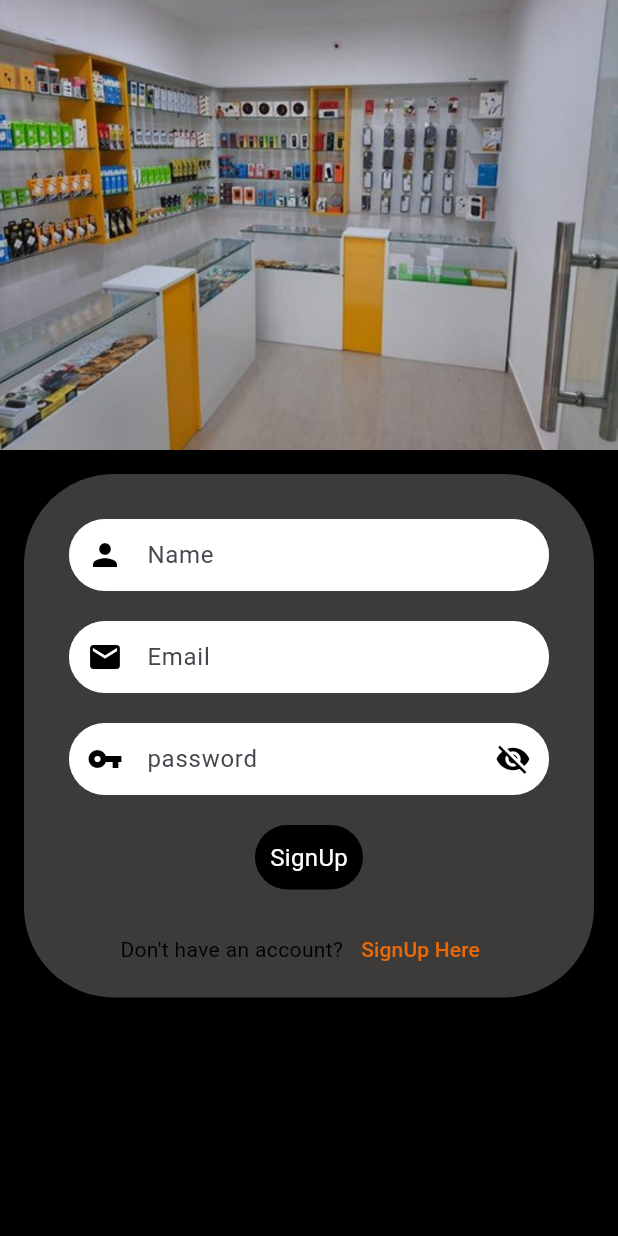
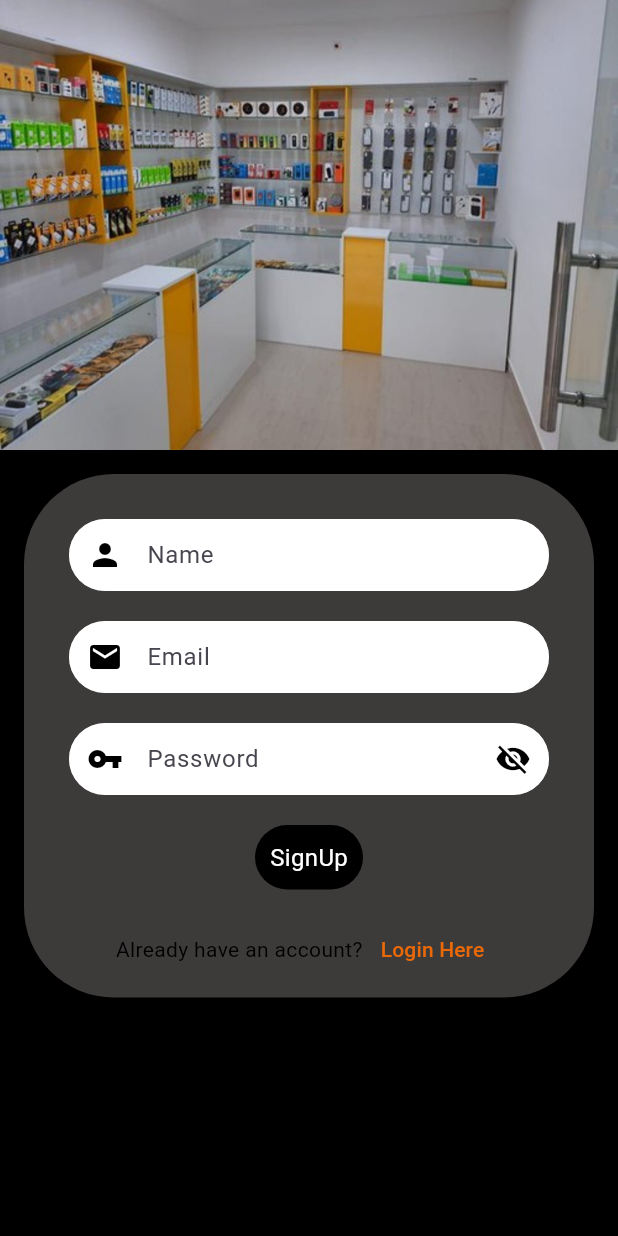
Before and after one commit to MehediHassan0111/dokan, a Flutter app: the screen it shows after launch, after a tap on "SignUp Here", on a phone screen of 412 x 824 dp. Run offline on Flutter 3.47's test engine with Material 3 defaults, Android fonts, the phone set to English and light mode, and no system bars; our stand-ins replace animated_text_kit, fluttertoast, get.

Commit message:
Refactor user authentication screens and API connection; fix typos and improve error handling

```diff
--- a/analysis_options.yaml
+++ b/analysis_options.yaml
@@ -10,10 +10,12 @@
 analyzer:
   errors:
     avoid_print: ignore
+    deprecated_member_use: ignore
     empty_catches: ignore
     non_constant_identifier_names: ignore
     sized_box_for_whitespace: ignore
     unnecessary_import: ignore
+    unused_import: ignore
     unused_local_variable: ignore
 include: package:flutter_lints/flutter.yaml
 
--- a/lib/api_cannection/api_connection.dart
+++ b/lib/api_cannection/api_connection.dart
@@ -1,9 +1,11 @@
+
+// lib/api_config.dart
 class API {
-  static const hostConnection = "http://192.168.0.103/api_dukan_store";
-  static const hostConnectionUser = "$hostConnection/user";
-  // signup user
-  static const signUp = "$hostConnection/user/signup.php";
-  static const validateEmail = "$hostConnection/user/validate_email.php";
-  // login user
+  // Replace with your actual IP address or domain
+  static const String _baseUrl = "http://192.168.0.102/api_dukan_store";
 
+  static const String signUp = "$_baseUrl/register.php";
+  static const String validateEmail = "$_baseUrl/validate_email.php";
+  static const String login = "$_baseUrl/login.php";
+  // Add other API endpoints as needed (e.g., for fetching data, updating, deleting)
 }
--- a/lib/user/authentication/login_screen.dart
+++ b/lib/user/authentication/login_screen.dart
@@ -209,7 +209,7 @@ class _LoginScreenState extends State<LoginScreen> {
                                 ),
                                 TextButton(
                                   onPressed: () {
-                                    Get.to(SingupScreen());
+                                    Get.to(SignupScreen());
                                   },
                                   child: const Text(
                                     "SignUp Here",
--- a/lib/user/authentication/model/user.dart
+++ b/lib/user/authentication/model/user.dart
@@ -1,21 +1,37 @@
+// lib/models/user_model.dart
 class User {
-  int user_id;
+  int? user_id;
   String user_name;
   String user_email;
   String user_password;
 
   User(
-    this.user_id,
     this.user_name,
     this.user_email,
-    this.user_password
+    this.user_password,
+    {this.user_id}
   );
+
+
+  factory User.fromJson(Map<String, dynamic> json) {
+    return User(
+      json['user_name'] as String,
+      json['user_email'] as String,
+      json['user_password'] as String,
+      user_id: json['user_id'] as int,
+    );
+  }
+
+
   Map<String, dynamic> toJson() {
-    return {
-      'user_id': user_id.toString(),
+    final Map<String, dynamic> data = {
       'user_name': user_name,
       'user_email': user_email,
       'user_password': user_password,
     };
+    if (user_id != null) {
+      data['user_id'] = user_id.toString();
+    }
+    return data;
   }
 }
--- a/lib/user/authentication/signup_screen.dart
+++ b/lib/user/authentication/signup_screen.dart
@@ -1,74 +1,132 @@
 import 'dart:convert';
-
 import 'package:dokan/api_cannection/api_connection.dart';
 import 'package:dokan/user/authentication/login_screen.dart';
 import 'package:dokan/user/authentication/model/user.dart';
 import 'package:flutter/material.dart';
 import 'package:fluttertoast/fluttertoast.dart';
 import 'package:get/get.dart';
-import 'package:get/get_rx/get_rx.dart';
-import 'package:get/get_state_manager/get_state_manager.dart';
-import 'package:get/instance_manager.dart';
 import 'package:http/http.dart' as http;
 
-class SingupScreen extends StatefulWidget {
-  const SingupScreen({super.key});
+class SignupScreen extends StatefulWidget {
+  const SignupScreen({super.key});
 
   @override
-  State<SingupScreen> createState() => _LoginScreenState();
+  State<SignupScreen> createState() => _SignupScreenState();
 }
 
-class _LoginScreenState extends State<SingupScreen> {
+class _SignupScreenState extends State<SignupScreen> {
   var formkey = GlobalKey<FormState>();
-  var nameController = TextEditingController();
-  var emailController = TextEditingController();
-  var passwordController = TextEditingController();
-  var isobscure = true.obs;
-  validateUserEmail() async {
+  final TextEditingController nameController = TextEditingController();
+  final TextEditingController emailController = TextEditingController();
+  final TextEditingController passwordController = TextEditingController();
+
+  var isobscure = true.obs; // Using GetX's RxBool for reactivity
+
+  Future<void> validateUserEmail() async {
     try {
-      var res = await http.post(
+      final response = await http.post(
         Uri.parse(API.validateEmail),
-        body: {"user_email": emailController.text.trim()},
+        headers: {'Content-Type': 'application/json; charset=UTF-8'},
+        body: jsonEncode({"user_email": emailController.text.trim()}),
       );
-      if (res.statusCode == 200) {
-        var resBodyofValidateEmail = jsonDecode(res.body);
-        if (resBodyofValidateEmail['emailfound'] == true) {
+
+      if (response.statusCode == 200) {
+        final resBody = jsonDecode(response.body);
+        if (resBody['emailfound'] == true) { // Check for 'emailfound' key from PHP
           Fluttertoast.showToast(
-            msg: "Email is already in someone else use. try another email.",
+            msg: "Email is already in use. Please try another email.",
+            toastLength: Toast.LENGTH_LONG,
+            gravity: ToastGravity.BOTTOM,
+            backgroundColor: Colors.redAccent,
+            textColor: Colors.white,
           );
         } else {
-          registerAndsaveUserRecord();
+          // Email is available, proceed to register
+          registerAndSaveUserRecord();
         }
+      } else {
+        Fluttertoast.showToast(
+          msg: "Failed to validate email. Server responded with status: ${response.statusCode}",
+          toastLength: Toast.LENGTH_LONG,
+          gravity: ToastGravity.BOTTOM,
+          backgroundColor: Colors.redAccent,
+          textColor: Colors.white,
+        );
+        print("Email validation HTTP Status: ${response.statusCode}");
+        print("Email validation Response Body: ${response.body}");
       }
-    } catch (e) {print(e.toString());
-      Fluttertoast.showToast(msg: e.toString());}
+    } catch (e) {
+      print("Email validation error: $e");
+      Fluttertoast.showToast(
+        msg: "Network error during email validation: $e",
+        toastLength: Toast.LENGTH_LONG,
+        gravity: ToastGravity.BOTTOM,
+        backgroundColor: Colors.redAccent,
+        textColor: Colors.white,
+      );
+    }
   }
 
-  registerAndsaveUserRecord() async {
+  Future<void> registerAndSaveUserRecord() async {
+    // Create a User object (user_id is null as it's auto-generated by DB)
     User userModel = User(
-      1,
       nameController.text.trim(),
       emailController.text.trim(),
-      passwordController.text.trim(),
+      passwordController.text.trim(), // PHP will hash this password
     );
+
     try {
-      var res = await http.post(
+      final response = await http.post(
         Uri.parse(API.signUp),
-        body: userModel.toJson(),
+        headers: {'Content-Type': 'application/json; charset=UTF-8'},
+        body: jsonEncode(userModel.toJson()), // Convert User object to JSON
       );
-      if (res.statusCode == 200) {
-        var resBodyofSignUp = jsonDecode(res.body);
-        if (resBodyofSignUp['Successfully'] == true) {
+
+      if (response.statusCode == 200) {
+        final resBody = jsonDecode(response.body);
+        if (resBody['success'] == true) { // Check for 'success' key from PHP
           Fluttertoast.showToast(
-            msg: "Congratulation,you are  singup successfully",
+            msg: "Congratulations, you are signed up successfully!",
+            toastLength: Toast.LENGTH_LONG,
+            gravity: ToastGravity.BOTTOM,
+            backgroundColor: Colors.green,
+            textColor: Colors.white,
+          );
+          // Clear text fields after successful registration
+          nameController.clear();
+          emailController.clear();
+          passwordController.clear();
+          // Navigate to login screen after successful signup
+          Get.off(() => const LoginScreen()); // Use Get.off to replace current route
+        } else {
+          Fluttertoast.showToast(
+            msg: resBody['message'] ?? "Registration failed. Please try again.",
+            toastLength: Toast.LENGTH_LONG,
+            gravity: ToastGravity.BOTTOM,
+            backgroundColor: Colors.redAccent,
+            textColor: Colors.white,
           );
         }
       } else {
-        Fluttertoast.showToast(msg: "Error Occured, try again");
+        Fluttertoast.showToast(
+          msg: "Server error during registration: ${response.statusCode}",
+          toastLength: Toast.LENGTH_LONG,
+          gravity: ToastGravity.BOTTOM,
+          backgroundColor: Colors.redAccent,
+          textColor: Colors.white,
+        );
+        print("Registration HTTP Status: ${response.statusCode}");
+        print("Registration Response Body: ${response.body}");
       }
     } catch (e) {
-      print(e.toString());
-      Fluttertoast.showToast(msg: e.toString());
+      print("Registration error: $e");
+      Fluttertoast.showToast(
+        msg: "Network error during registration: $e",
+        toastLength: Toast.LENGTH_LONG,
+        gravity: ToastGravity.BOTTOM,
+        backgroundColor: Colors.redAccent,
+        textColor: Colors.white,
+      );
     }
   }
 
@@ -87,7 +145,7 @@ class _LoginScreenState extends State<SingupScreen> {
                     width: MediaQuery.of(context).size.width,
                     height: 300,
                     child: Image.asset(
-                      "asset/images/img2.jpg",
+                      "asset/images/img2.jpg", // Ensure this path is correct
                       fit: BoxFit.cover,
                     ),
                   ),
@@ -96,12 +154,12 @@ class _LoginScreenState extends State<SingupScreen> {
                     child: Container(
                       decoration: BoxDecoration(
                         color: const Color.fromARGB(221, 70, 67, 67),
-                        borderRadius: BorderRadius.all(Radius.circular(60)),
+                        borderRadius: const BorderRadius.all(Radius.circular(60)),
                         boxShadow: [
                           BoxShadow(
-                            color: Colors.black,
+                            color: Colors.black.withOpacity(0.5), // Adjusted shadow color
                             blurRadius: 8,
-                            offset: Offset(0, -3),
+                            offset: const Offset(0, -3),
                           ),
                         ],
                       ),
@@ -115,91 +173,67 @@ class _LoginScreenState extends State<SingupScreen> {
                                 children: [
                                   TextFormField(
                                     controller: nameController,
-                                    validator:
-                                        (value) =>
-                                            value == ""
-                                                ? "please write name"
-                                                : null,
+                                    validator: (value) =>
+                                        value == null || value.trim().isEmpty
+                                            ? "Please write your name"
+                                            : null,
                                     decoration: InputDecoration(
-                                      prefixIcon: Icon(
-                                        Icons.person,
-                                        color: Colors.black,
-                                      ),
+                                      prefixIcon: const Icon(Icons.person, color: Colors.black),
                                       hintText: "Name",
                                       border: OutlineInputBorder(
                                         borderRadius: BorderRadius.circular(30),
-                                        borderSide: const BorderSide(
-                                          color: Colors.white60,
-                                        ),
+                                        borderSide: const BorderSide(color: Colors.white60),
                                       ),
                                       enabledBorder: OutlineInputBorder(
                                         borderRadius: BorderRadius.circular(30),
-                                        borderSide: const BorderSide(
-                                          color: Colors.white60,
-                                        ),
+                                        borderSide: const BorderSide(color: Colors.white60),
                                       ),
                                       focusedBorder: OutlineInputBorder(
                                         borderRadius: BorderRadius.circular(30),
-                                        borderSide: const BorderSide(
-                                          color: Colors.white60,
-                                        ),
+                                        borderSide: const BorderSide(color: Colors.white60),
                                       ),
                                       disabledBorder: OutlineInputBorder(
                                         borderRadius: BorderRadius.circular(30),
-                                        borderSide: const BorderSide(
-                                          color: Colors.white60,
-                                        ),
+                                        borderSide: const BorderSide(color: Colors.white60),
                                       ),
-                                      contentPadding: EdgeInsets.symmetric(
-                                        horizontal: 14,
-                                        vertical: 6,
-                                      ),
+                                      contentPadding: const EdgeInsets.symmetric(horizontal: 14, vertical: 6),
                                       fillColor: Colors.white,
                                       filled: true,
                                     ),
                                   ),
-                                  SizedBox(height: 20),
+                                  const SizedBox(height: 20),
                                   TextFormField(
                                     controller: emailController,
-                                    validator:
-                                        (value) =>
-                                            value == ""
-                                                ? "please write email"
-                                                : null,
+                                    keyboardType: TextInputType.emailAddress,
+                                    validator: (value) {
+                                      if (value == null || value.trim().isEmpty) {
+                                        return "Please write your email";
+                                      }
+                                      if (!GetUtils.isEmail(value.trim())) { // Using GetX for email validation
+                                        return "Please enter a valid email";
+                                      }
+                                      return null;
+                                    },
                                     decoration: InputDecoration(
-                                      prefixIcon: Icon(
-                                        Icons.email,
-                                        color: Colors.black,
-                                      ),
+                                      prefixIcon: const Icon(Icons.email, color: Colors.black),
                                       hintText: "Email",
                                       border: OutlineInputBorder(
                                         borderRadius: BorderRadius.circular(30),
-                                        borderSide: const BorderSide(
-                                          color: Colors.white60,
-                                        ),
+                                        borderSide: const BorderSide(color: Colors.white60),
                                       ),
                                       enabledBorder: OutlineInputBorder(
                                         borderRadius: BorderRadius.circular(30),
-                                        borderSide: const BorderSide(
-                                          color: Colors.white60,
-                                        ),
+                                        borderSide: const BorderSide(color: Colors.white60),
                                       ),
                                       focusedBorder: OutlineInputBorder(
                                         borderRadius: BorderRadius.circular(30),
-                                        borderSide: const BorderSide(
-                                          color: Colors.white60,
-                                        ),
+                                        borderSide: const BorderSide(color: Colors.white60),
                                       ),
                                       disabledBorder: OutlineInputBorder(
                                         borderRadius: BorderRadius.circular(30),
-                                        borderSide: const BorderSide(
-                                          color: Colors.white60,
-                                        ),
+                                        borderSide: const BorderSide(color: Colors.white60),
                                       ),
-                                      contentPadding: EdgeInsets.symmetric(
-                                        horizontal: 14,
-                                        vertical: 6,
-                                      ),
+                                      contentPadding: const EdgeInsets.symmetric(horizontal: 14, vertical: 6),
                                       fillColor: Colors.white,
                                       filled: true,
                                     ),
@@ -209,67 +243,39 @@ class _LoginScreenState extends State<SingupScreen> {
                                     () => TextFormField(
                                       controller: passwordController,
                                       obscureText: isobscure.value,
-                                      validator:
-                                          (value) =>
-                                              value == ""
-                                                  ? "please wreite email"
-                                                  : null,
+                                      validator: (value) =>
+                                          value == null || value.trim().isEmpty
+                                              ? "Please write your password"
+                                              : null,
                                       decoration: InputDecoration(
-                                        prefixIcon: Icon(
-                                          Icons.vpn_key_sharp,
-                                          color: Colors.black,
-                                        ),
-                                        suffixIcon: Obx(
-                                          () => GestureDetector(
-                                            onTap: () {
-                                              isobscure.value =
-                                                  !isobscure.value;
-                                            },
-                                            child: Icon(
-                                              isobscure.value
-                                                  ? Icons.visibility_off
-                                                  : Icons.visibility,
-                                              color: Colors.black,
-                                            ),
+                                        prefixIcon: const Icon(Icons.vpn_key_sharp, color: Colors.black),
+                                        suffixIcon: GestureDetector(
+                                          onTap: () {
+                                            isobscure.value = !isobscure.value;
+                                          },
+                                          child: Icon(
+                                            isobscure.value ? Icons.visibility_off : Icons.visibility,
+                                            color: Colors.black,
                                           ),
                                         ),
-                                        hintText: "password",
+                                        hintText: "Password",
                                         border: OutlineInputBorder(
-                                          borderRadius: BorderRadius.circular(
-                                            30,
-                                          ),
-                                          borderSide: const BorderSide(
-                                            color: Colors.white60,
-                                          ),
+                                          borderRadius: BorderRadius.circular(30),
+                                          borderSide: const BorderSide(color: Colors.white60),
                                         ),
                                         enabledBorder: OutlineInputBorder(
-                                          borderRadius: BorderRadius.circular(
-                                            30,
-                                          ),
-                                          borderSide: const BorderSide(
-                                            color: Colors.white60,
-                                          ),
+                                          borderRadius: BorderRadius.circular(30),
+                                          borderSide: const BorderSide(color: Colors.white60),
                                         ),
                                         focusedBorder: OutlineInputBorder(
-                                          borderRadius: BorderRadius.circular(
-                                            30,
-                                          ),
-                                          borderSide: const BorderSide(
-                                            color: Colors.white60,
-                                          ),
+                                          borderRadius: BorderRadius.circular(30),
+                                          borderSide: const BorderSide(color: Colors.white60),
                                         ),
                                         disabledBorder: OutlineInputBorder(
-                                          borderRadius: BorderRadius.circular(
-                                            30,
-                                          ),
-                                          borderSide: const BorderSide(
-                                            color: Colors.white60,
-                                          ),
+                                          borderRadius: BorderRadius.circular(30),
+                                          borderSide: const BorderSide(color: Colors.white60),
                                         ),
-                                        contentPadding: EdgeInsets.symmetric(
-                                          horizontal: 14,
-                                          vertical: 6,
-                                        ),
+                                        contentPadding: const EdgeInsets.symmetric(horizontal: 14, vertical: 6),
                                         fillColor: Colors.white,
                                         filled: true,
                                       ),
@@ -281,14 +287,13 @@ class _LoginScreenState extends State<SingupScreen> {
                                     borderRadius: BorderRadius.circular(30),
                                     child: InkWell(
                                       onTap: () {
-                                        if (formkey.currentState!.validate()) {}
+                                        if (formkey.currentState!.validate()) {
+                                          validateUserEmail(); // Call validation before registration
+                                        }
                                       },
                                       borderRadius: BorderRadius.circular(30),
-                                      child: Padding(
-                                        padding: EdgeInsets.symmetric(
-                                          vertical: 10,
-                                          horizontal: 10,
-                                        ),
+                                      child: const Padding(
+                                        padding: EdgeInsets.symmetric(vertical: 10, horizontal: 10),
                                         child: Text(
                                           "SignUp",
                                           style: TextStyle(
@@ -302,20 +307,20 @@ class _LoginScreenState extends State<SingupScreen> {
                                 ],
                               ),
                             ),
-                            SizedBox(height: 16),
+                            const SizedBox(height: 16),
                             Row(
                               mainAxisAlignment: MainAxisAlignment.center,
                               children: [
                                 const Text(
-                                  "Don't have an account?",
+                                  "Already have an account?", // Changed text for clarity
                                   style: TextStyle(color: Colors.black),
                                 ),
                                 TextButton(
                                   onPressed: () {
-                                    Get.to(LoginScreen());
+                                    Get.to(() => const LoginScreen()); // Navigate to LoginScreen
                                   },
                                   child: const Text(
-                                    "SignUp Here",
+                                    "Login Here", // Changed text for clarity
                                     style: TextStyle(
                                       color: Color.fromARGB(228, 255, 111, 0),
                                     ),
```
Also changed, not shown: 1 other file.
